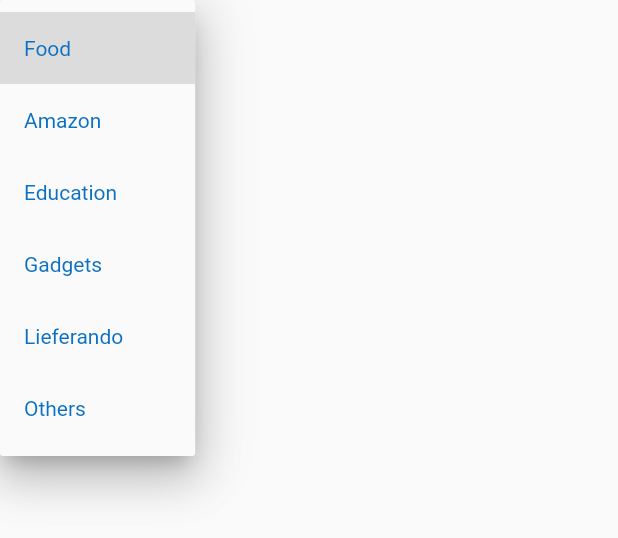
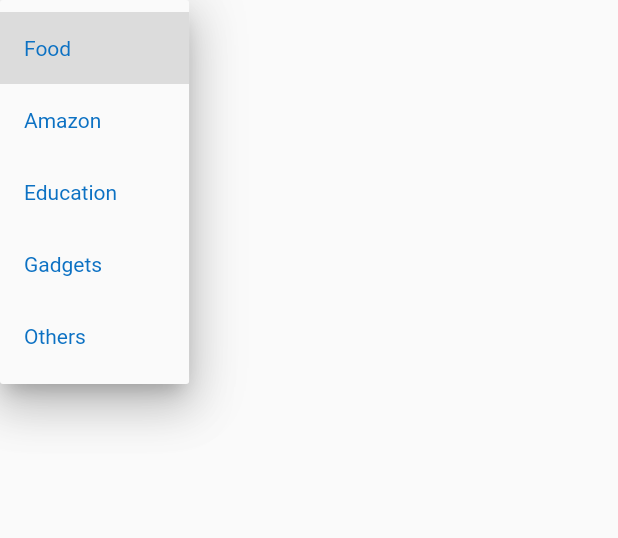
Before and after one commit to HombreOso/expenses_app, a Flutter app: the DropdownButtonExample widget shown alone on an empty page, opened directly, after a tap on "Food", on a phone screen of 412 x 824 dp. Shown: the top 538 px of the screen. Run offline on Flutter 3.47's test engine with Material 2 defaults, Android fonts, the phone set to English and light mode, and no system bars; our stand-ins replace cloud_firestore, firebase_core, firebase_database; accounts and stored records are empty.

Commit message:
to test the deployment

```diff
--- a/lib/widgets/dropdownExpenseCategories.dart
+++ b/lib/widgets/dropdownExpenseCategories.dart
@@ -19,7 +19,6 @@ class _DropdownButtonExampleState extends State<DropdownButtonExample> {
     "Amazon",
     "Education",
     "Gadgets",
-    "Lieferando",
     "Others",
   ];
   // TODO screen where this categories can be specified by user
--- a/package.json
+++ b/package.json
@@ -16,8 +16,7 @@
   "main": "lib/index.js",
   "dependencies": {
     "firebase-admin": "^11.5.0",
-    "firebase-functions": "^4.2.0",
-    "nvm": "^0.0.4"
+    "firebase-functions": "^4.2.0"
   },
   "devDependencies": {
     "@typescript-eslint/eslint-plugin": "^5.12.0",
```
Also changed, not shown: package-lock.json.
